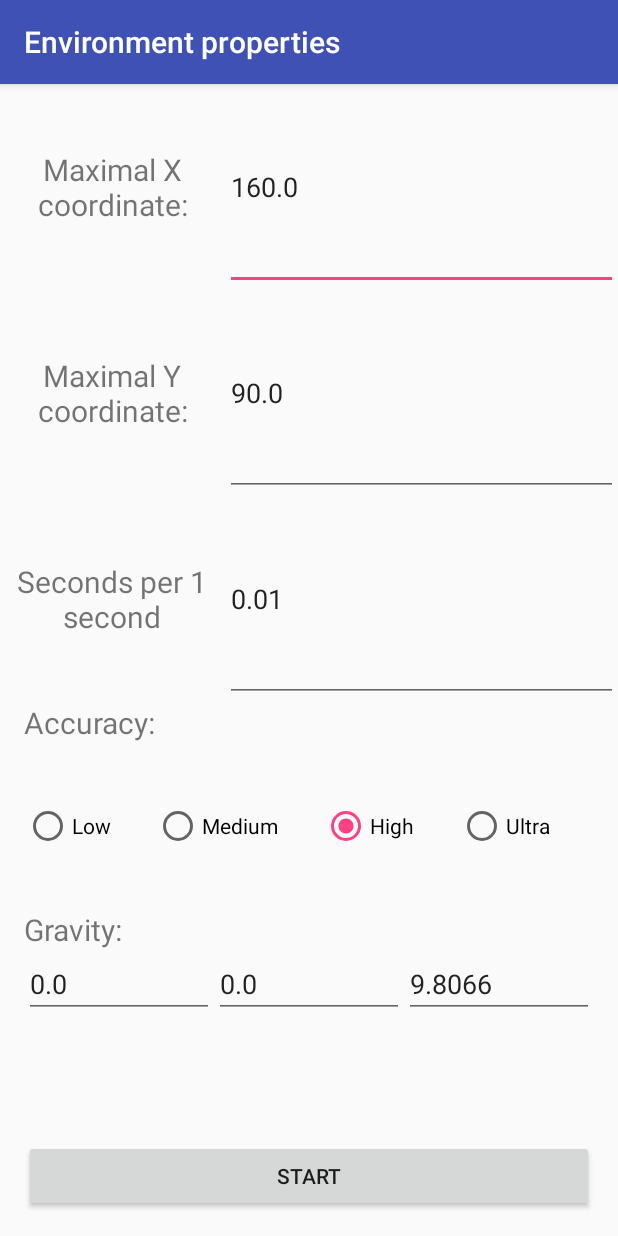
After one commit to Mr-P-o-s-T/Object-oriented-programming, an Android app: the PropertiesActivity screen opened directly, with no data from a screen before it, on a phone screen of 412 x 824 dp. The commit adds this screen. Run offline under Robolectric (Android 15) with nearby library versions, the phone set to English and light mode, and no system bars.

Commit message:
Environment`s properties screed has been added...

```diff
--- a/LAB.1/LAB1Ballscollision/app/src/main/java/com/example/lab1ballscollision/objects/Ball.java
+++ b/LAB.1/LAB1Ballscollision/app/src/main/java/com/example/lab1ballscollision/objects/Ball.java
@@ -1,6 +1,6 @@
 package com.example.lab1ballscollision.objects;
 
-abstract class Ball {
+public abstract class Ball {
     Vector position, impulse;
     double mass;
 
--- /dev/null
+++ b/LAB.1/LAB1Ballscollision/app/src/main/res/layout/activity_properties.xml
@@ -0,0 +1,188 @@
+<?xml version="1.0" encoding="utf-8"?>
+<LinearLayout xmlns:android="http://schemas.android.com/apk/res/android"
+    android:layout_width="match_parent"
+    android:layout_height="match_parent"
+    android:orientation="vertical">
+
+    <LinearLayout
+        android:layout_width="match_parent"
+        android:layout_height="0dp"
+        android:layout_weight="1"
+        android:orientation="horizontal" >
+
+        <TextView
+            android:layout_width="wrap_content"
+            android:layout_height="wrap_content"
+            android:text="@string/xMax"
+            android:layout_gravity="center"
+            android:textAlignment="center"
+            android:textSize="20sp"
+            android:width="150dp"/>
+
+        <EditText
+            android:id="@+id/xMax"
+            android:layout_width="match_parent"
+            android:layout_height="match_parent"
+            android:ems="10"
+            android:inputType="numberDecimal"
+            android:text="160.0"
+            />
+    </LinearLayout>
+
+    <LinearLayout
+        android:layout_width="match_parent"
+        android:layout_height="0dp"
+        android:layout_weight="1"
+        android:orientation="horizontal" >
+
+        <TextView
+            android:layout_width="wrap_content"
+            android:layout_height="wrap_content"
+            android:text="@string/yMax"
+            android:layout_gravity="center"
+            android:textAlignment="center"
+            android:textSize="20sp"
+            android:width="150dp"/>
+
+        <EditText
+            android:id="@+id/yMax"
+            android:layout_width="match_parent"
+            android:layout_height="match_parent"
+            android:ems="10"
+            android:inputType="numberDecimal"
+            android:text="90.0" />
+    </LinearLayout>
+
+    <LinearLayout
+        android:layout_width="match_parent"
+        android:layout_height="0dp"
+        android:layout_weight="1"
+        android:orientation="horizontal" >
+
+        <TextView
+            android:layout_width="wrap_content"
+            android:layout_height="wrap_content"
+            android:text="@string/timeSpeed"
+            android:layout_gravity="center"
+            android:textAlignment="center"
+            android:textSize="20sp"
+            android:width="150dp"/>
+
+        <EditText
+            android:id="@+id/secsPerSec"
+            android:layout_width="match_parent"
+            android:layout_height="match_parent"
+            android:ems="10"
+            android:inputType="numberDecimal"
+            android:text="0.01" />
+    </LinearLayout>
+
+    <LinearLayout
+        android:layout_width="match_parent"
+        android:layout_height="0dp"
+        android:layout_weight="1"
+        android:orientation="vertical" >
+
+        <TextView
+            android:layout_width="wrap_content"
+            android:layout_height="wrap_content"
+            android:text="@string/accuracy"
+            android:layout_marginLeft="16dp"
+            android:textSize="20sp" />
+
+        <RadioGroup
+            android:id="@+id/accuracyRG"
+            android:layout_width="match_parent"
+            android:layout_height="match_parent"
+            android:orientation="horizontal"
+            android:layout_marginLeft="16dp"
+            android:layout_marginRight="16dp" >
+
+            <RadioButton
+                android:id="@+id/lowRB"
+                android:layout_width="wrap_content"
+                android:layout_height="match_parent"
+                android:layout_weight="1"
+                android:text="@string/low" />
+
+            <RadioButton
+                android:id="@+id/mediumRB"
+                android:layout_width="wrap_content"
+                android:layout_height="match_parent"
+                android:layout_weight="1"
+                android:text="@string/medium" />
+
+            <RadioButton
+                android:id="@+id/highRB"
+                android:layout_width="wrap_content"
+                android:layout_height="match_parent"
+                android:layout_weight="1"
+                android:text="@string/high"
+                android:checked="true" />
+
+            <RadioButton
+                android:id="@+id/ultraRB"
+                android:layout_width="wrap_content"
+                android:layout_height="match_parent"
+                android:layout_weight="1"
+                android:text="@string/ultra" />
+        </RadioGroup>
+    </LinearLayout>
+
+    <LinearLayout
+        android:layout_width="wrap_content"
+        android:layout_height="0dp"
+        android:layout_weight="1"
+        android:orientation="vertical" >
+
+        <TextView
+            android:layout_width="wrap_content"
+            android:layout_height="wrap_content"
+            android:textSize="20sp"
+            android:layout_marginLeft="16dp"
+            android:text="@string/gravity"/>
+
+        <LinearLayout
+            android:layout_width="wrap_content"
+            android:layout_height="wrap_content"
+            android:layout_marginLeft="16dp"
+            android:layout_marginRight="16dp" >
+
+            <EditText
+                android:id="@+id/X"
+                android:layout_width="wrap_content"
+                android:layout_height="wrap_content"
+                android:layout_weight="1"
+                android:ems="10"
+                android:inputType="numberDecimal"
+                android:text="0.0" />
+
+            <EditText
+                android:id="@+id/Y"
+                android:layout_width="wrap_content"
+                android:layout_height="wrap_content"
+                android:layout_weight="1"
+                android:ems="10"
+                android:inputType="numberDecimal"
+                android:text="0.0" />
+
+            <EditText
+                android:id="@+id/Z"
+                android:layout_width="wrap_content"
+                android:layout_height="wrap_content"
+                android:layout_weight="1"
+                android:ems="10"
+                android:inputType="numberDecimal"
+                android:text="9.8066" />
+        </LinearLayout>
+    </LinearLayout>
+
+    <Button
+        android:id="@+id/startButton"
+        android:layout_width="match_parent"
+        android:layout_height="wrap_content"
+        android:layout_margin="16dp"
+        android:onClick="onStartButtonClick"
+        android:layout_marginBottom="0dp"
+        android:text="@string/start" />
+</LinearLayout>
```
Also changed, not shown: LAB.1/LAB1Ballscollision/app/src/main/AndroidManifest.xml (+7 -8 lines), LAB.1/LAB1Ballscollision/app/src/main/java/com/example/lab1ballscollision/MainMenu.java (+13 -0 lines), LAB.1/LAB1Ballscollision/app/src/main/java/com/example/lab1ballscollision/PropertiesActivity.java (added, +46 -0 lines), LAB.1/LAB1Ballscollision/app/src/main/res/layout/activity_main_menu.xml (+30 -0 lines), LAB.1/LAB1Ballscollision/app/src/main/res/values/strings.xml (+12 -73 lines).
